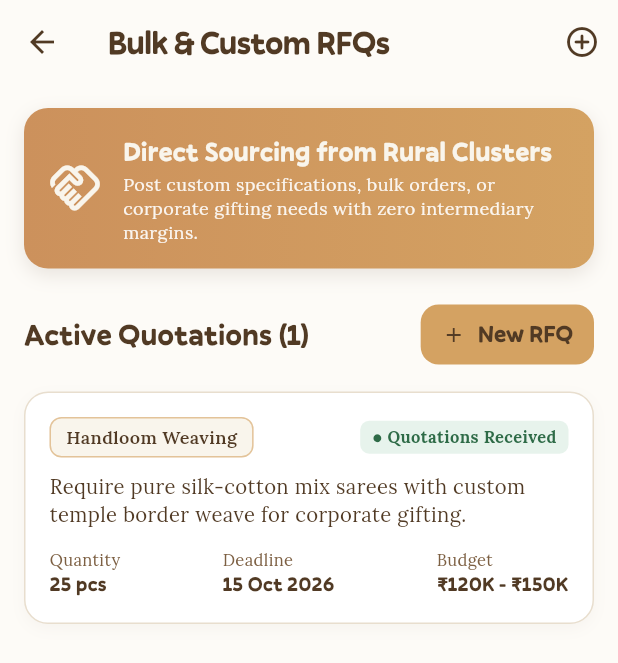
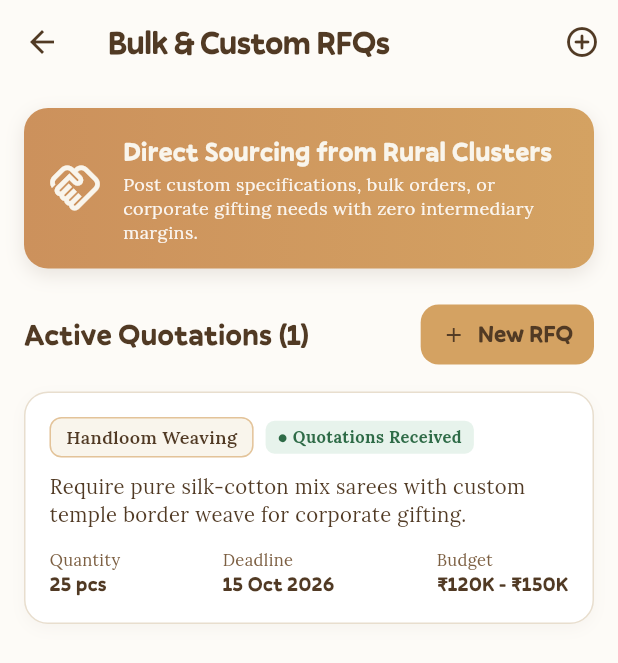
Before and after one commit to AlgoZenith-Studio/Patha-Shilpo, a Flutter app: the BuyerRfqScreen screen opened by its route, on a phone screen of 412 x 824 dp. Shown: the top 663 px of the screen. Run offline on Flutter 3.47's test engine with Material 3 defaults, Android fonts, the phone set to English and light mode, and no system bars; network calls fail.

```diff
--- a/pathashilpo_frontend/lib/features/buyer/rfq/buyer_rfq_screen.dart
+++ b/pathashilpo_frontend/lib/features/buyer/rfq/buyer_rfq_screen.dart
@@ -449,9 +449,9 @@ class _BuyerRfqScreenState extends State<BuyerRfqScreen> {
         crossAxisAlignment: CrossAxisAlignment.start,
         children: [
           Row(
-            mainAxisAlignment: MainAxisAlignment.spaceBetween,
             children: [
-              Container(
+              Flexible(
+                child: Container(
                   padding: const EdgeInsets.symmetric(horizontal: 10, vertical: 4),
                   decoration: BoxDecoration(
                     color: AppColors.canvasParchment,
@@ -466,8 +466,12 @@ class _BuyerRfqScreenState extends State<BuyerRfqScreen> {
                       fontSize: 12,
                       color: AppColors.deepUmber,
                     ),
+                    maxLines: 1,
+                    overflow: TextOverflow.ellipsis,
                   ),
                 ),
+              ),
+              const SizedBox(width: 8),
               Container(
                 padding: const EdgeInsets.symmetric(horizontal: 8, vertical: 3),
                 decoration: BoxDecoration(
@@ -500,9 +504,11 @@ class _BuyerRfqScreenState extends State<BuyerRfqScreen> {
           Row(
             mainAxisAlignment: MainAxisAlignment.spaceBetween,
             children: [
-              _buildRfqMeta('Quantity', '${rfq.quantity} pcs'),
-              _buildRfqMeta('Deadline', rfq.deadline),
-              _buildRfqMeta('Budget', '₹${(rfq.budgetMin / 1000).toStringAsFixed(0)}K - ₹${(rfq.budgetMax / 1000).toStringAsFixed(0)}K'),
+              Flexible(child: _buildRfqMeta('Quantity', '${rfq.quantity} pcs')),
+              const SizedBox(width: 8),
+              Flexible(child: _buildRfqMeta('Deadline', rfq.deadline)),
+              const SizedBox(width: 8),
+              Flexible(child: _buildRfqMeta('Budget', '₹${(rfq.budgetMin / 1000).toStringAsFixed(0)}K - ₹${(rfq.budgetMax / 1000).toStringAsFixed(0)}K')),
             ],
           ),
         ],
@@ -517,6 +523,8 @@ class _BuyerRfqScreenState extends State<BuyerRfqScreen> {
         Text(
           label,
           style: const TextStyle(fontFamily: 'Lora', fontSize: 11, color: AppColors.textMuted),
+          maxLines: 1,
+          overflow: TextOverflow.ellipsis,
         ),
         Text(
           value,
@@ -526,6 +534,8 @@ class _BuyerRfqScreenState extends State<BuyerRfqScreen> {
             fontSize: 13.5,
             color: AppColors.deepUmber,
           ),
+          maxLines: 1,
+          overflow: TextOverflow.ellipsis,
         ),
       ],
     );
```
Also changed, not shown: pathashilpo_frontend/lib/features/buyer/product/buyer_product_detail_screen.dart (+21 -5 lines). Lines whose indentation alone changed are shown as unchanged.
